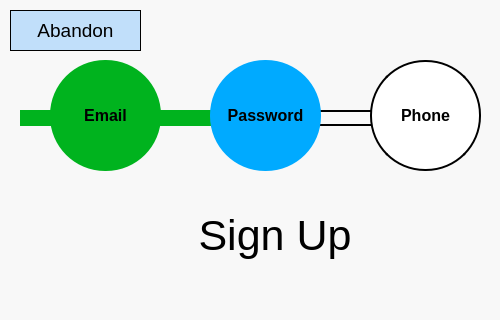
Before: the Qt Designer form UI_Files/Password Sign Up.ui in StegoMailo/Desktop-App, drawn with Qt 5; both pictures show x 0 to 500 and y 0 to 320 of the 500 by 620 pixel window.
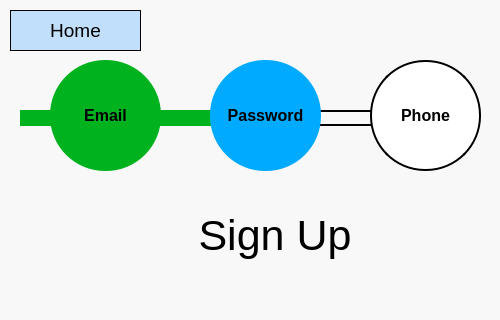
After: the same form once the commit is applied.

Diff of the .ui file:
```diff
--- a/UI_Files/Password Sign Up.ui
+++ b/UI_Files/Password Sign Up.ui
@@ -241,7 +241,7 @@
 background-color: rgb(138, 198, 253,0.5);</string>
    </property>
    <property name="text">
-    <string>Abandon</string>
+    <string>Home</string>
    </property>
   </widget>
   <widget class="QLabel" name="Entry">
```
Left out of the diff: 4 changed lines with no effect on the pictures.
